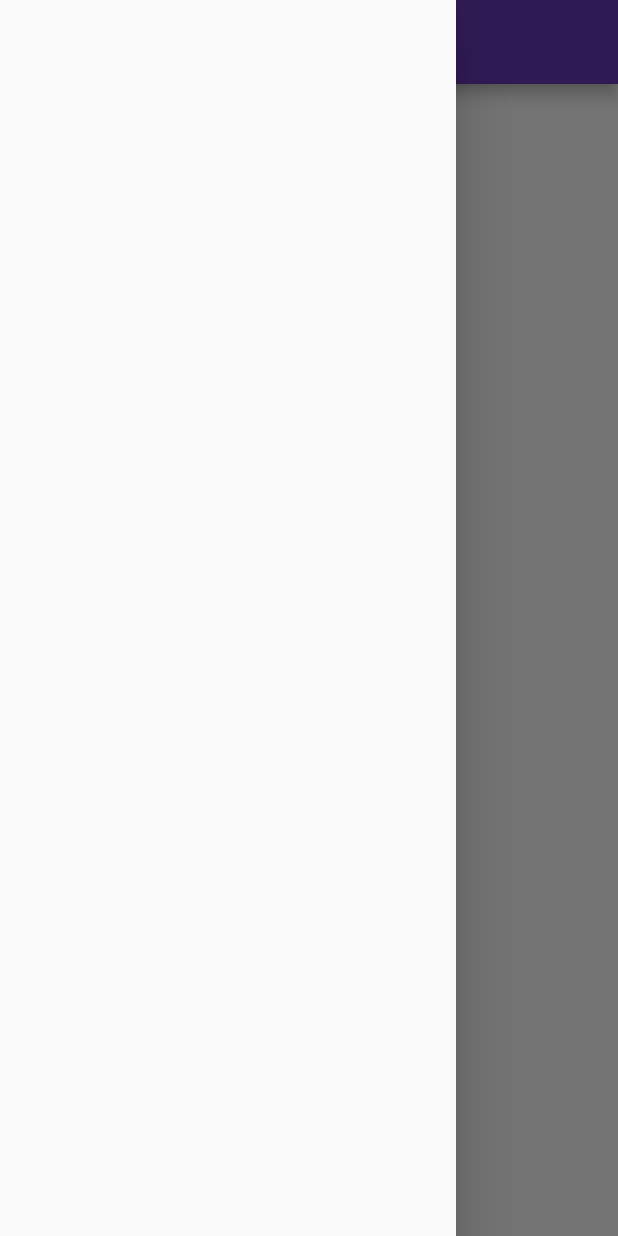
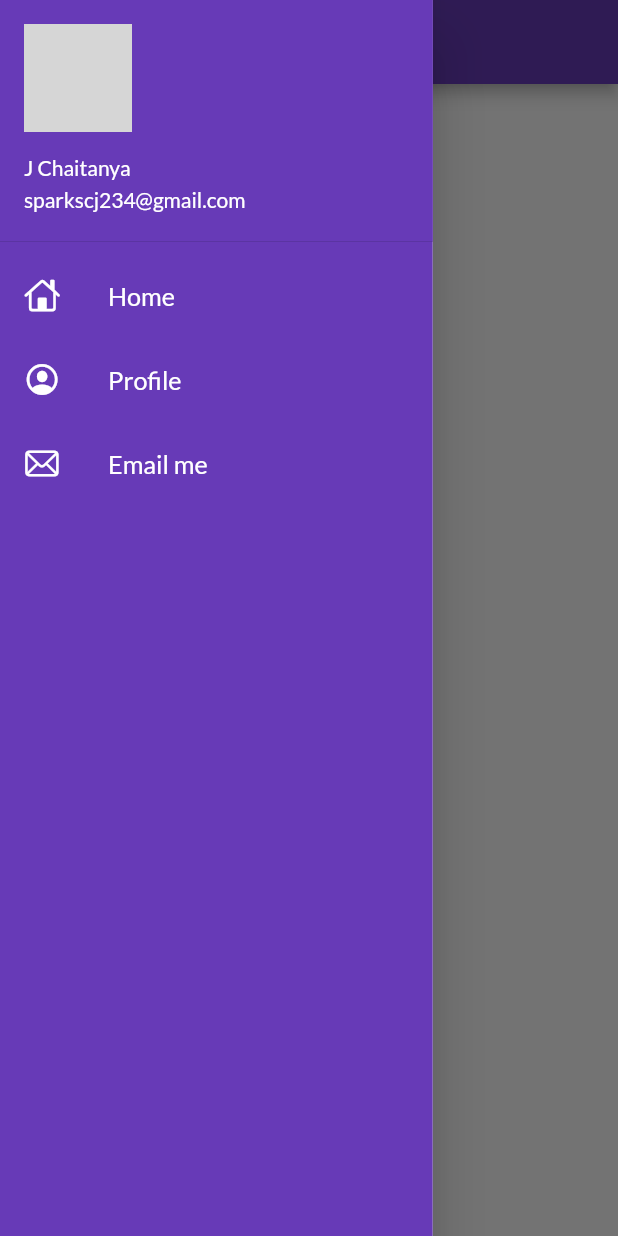
Before and after one commit to Chaitanya-087/30daysofFlutter, a Flutter app: the HomePage screen opened by its route, with the side drawer open, on a phone screen of 412 x 824 dp. Run offline on Flutter 3.47's test engine with Material 2 defaults, Android fonts, the phone set to English and light mode, and no system bars; our stand-ins replace google_fonts; network calls fail; grey boxes are pictures that could not be loaded.

Commit message:
day 7 completed

```diff
--- a/lib/main.dart
+++ b/lib/main.dart
@@ -1,7 +1,7 @@
 import 'package:flutter/material.dart';
 import 'package:flutter_catalog/utils/routes.dart';
 import 'package:google_fonts/google_fonts.dart';
-import 'pages/login_page2.dart';
+import 'pages/login_page.dart';
 import 'pages/home_page.dart';
 
 void main() {
--- a/lib/pages/home_page.dart
+++ b/lib/pages/home_page.dart
@@ -1,4 +1,6 @@
 import 'package:flutter/material.dart';
+
+import '../widgets/drawer.dart';
 
 class HomePage extends StatelessWidget {
   const HomePage({super.key});
@@ -10,7 +12,7 @@ class HomePage extends StatelessWidget {
         title: const Text('Catalog App'),
       ),
       body: const Center(child: Text('Day 3 begins')),
-      drawer: const Drawer(),
+      drawer: const MyDrawer(),
     );
   }
 }
--- /dev/null
+++ b/lib/widgets/drawer.dart
@@ -0,0 +1,67 @@
+import 'package:flutter/cupertino.dart';
+import 'package:flutter/material.dart';
+import 'package:flutter/src/widgets/framework.dart';
+import 'package:flutter/src/widgets/placeholder.dart';
+
+class MyDrawer extends StatelessWidget {
+  const MyDrawer({super.key});
+  final String url =
+      'https://encrypted-tbn0.gstatic.com/images?q=tbn:ANd9GcQPGuP17wXpyWHMKXmf-dL0uD9wkj9IErNaqQ&usqp=CAU';
+  @override
+  Widget build(BuildContext context) {
+    return Drawer(
+
+      width: MediaQuery.of(context).size.width * 0.7,
+      child: Container(
+        color: Colors.deepPurple,
+        child: ListView(
+          padding: EdgeInsets.zero,
+          children: [
+            DrawerHeader(
+                padding: EdgeInsets.zero,
+                child: UserAccountsDrawerHeader(
+                  margin: EdgeInsets.zero,
+                  accountName: Text('J Chaitanya'),
+                  accountEmail: Text('sparkscj234@gmail.com'),
+                  currentAccountPicture:
+                      CircleAvatar(backgroundImage: NetworkImage(url)),
+                )),
+            const ListTile(
+              leading: Icon(
+                CupertinoIcons.home,
+                color: Colors.white,
+              ),
+              title: Text(
+                'Home',
+                textScaleFactor: 1.2,
+                style: TextStyle(color: Colors.white),
+              ),
+            ),
+            const ListTile(
+              leading: Icon(
+                CupertinoIcons.profile_circled,
+                color: Colors.white,
+              ),
+              title: Text(
+                'Profile',
+                textScaleFactor: 1.2,
+                style: TextStyle(color: Colors.white),
+              ),
+            ),
+            const ListTile(
+              leading: Icon(
+                CupertinoIcons.mail,
+                color: Colors.white,
+              ),
+              title: Text(
+                'Email me',
+                textScaleFactor: 1.2,
+                style: TextStyle(color: Colors.white),
+              ),
+            ),
+          ],
+        ),
+      ),
+    );
+  }
+}
```
Also changed, not shown: lib/pages/login_page.dart (+41 -15 lines), lib/pages/login_page2.dart (+40 -5 lines), assets/images/login_image2.png (added).
